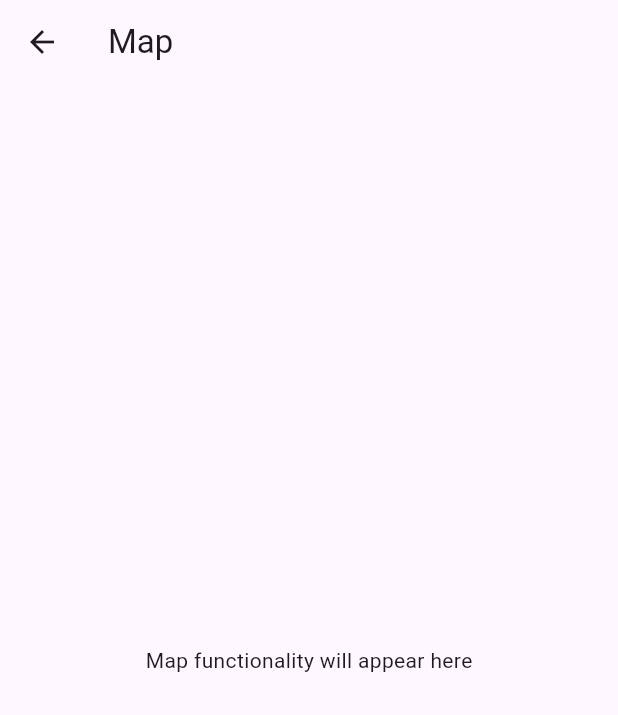
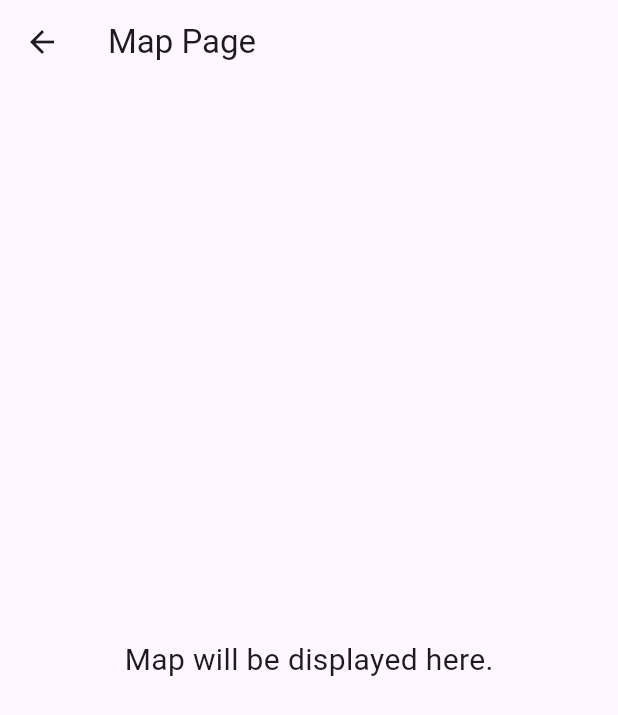
Before and after one commit to noonkhallaf/PoliceSmart, a Flutter app: the MapPage screen opened directly, on a phone screen of 412 x 824 dp. Shown: the top 715 px of the screen. Run offline on Flutter 3.47's test engine with Material 3 defaults, Android fonts, the phone set to English and light mode, and no system bars.

Commit message:
Update map_page.dart

```diff
--- a/lib/map_page.dart
+++ b/lib/map_page.dart
@@ -1,12 +1,19 @@
 import 'package:flutter/material.dart';
 
 class MapPage extends StatelessWidget {
+  const MapPage({super.key});
+
   @override
   Widget build(BuildContext context) {
     return Scaffold(
-      appBar: AppBar(title: const Text('Map')),
+      appBar: AppBar(
+        title: const Text('Map Page'),
+      ),
       body: const Center(
-        child: Text('Map functionality will appear here'),
+        child: Text(
+          'Map will be displayed here.',
+          style: TextStyle(fontSize: 20),
+        ),
       ),
     );
   }
```
